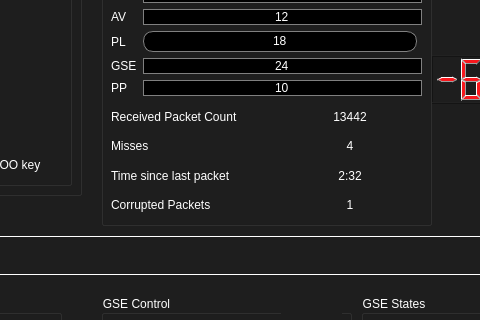
MorgesHAB/ERT2020GS, file UI/ui_file/LioTest.ui: the form before one commit; both pictures show x 470 to 950 and y 134 to 454 of the 1227 by 862 pixel window.
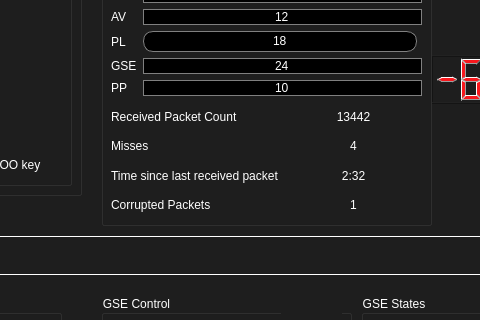
The form after the commit. The open tabs and pages were chosen to show the change. Icons and pictures are not drawn.

Commit message: time since last Rx packet implemented

Patch:
```diff
--- a/UI/ui_file/LioTest.ui
+++ b/UI/ui_file/LioTest.ui
@@ -705,7 +705,7 @@
           <string>&lt;html&gt;&lt;head/&gt;&lt;body&gt;&lt;p&gt;Last packet's timestamp&lt;/p&gt;&lt;/body&gt;&lt;/html&gt;</string>
          </property>
          <property name="text">
-          <string>Time since last packet</string>
+          <string>Time since last received packet</string>
          </property>
         </widget>
        </item>
```
Left out of the diff: 12 changed lines with no effect on the pictures. The commit also changes 3 other files.
